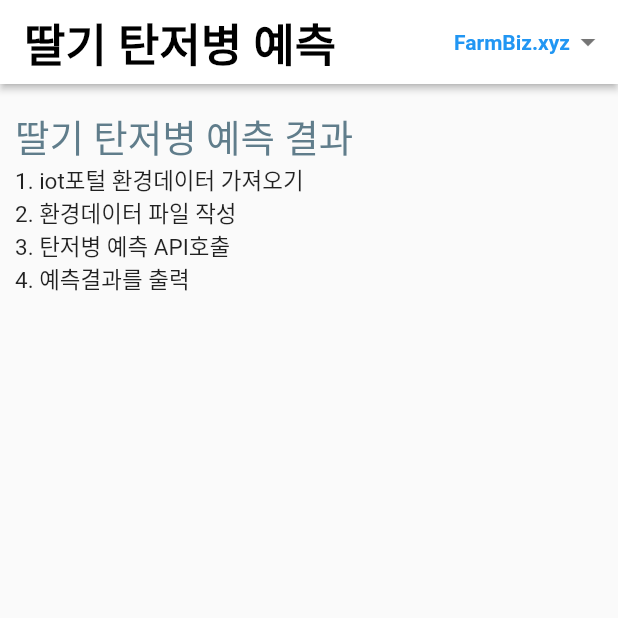
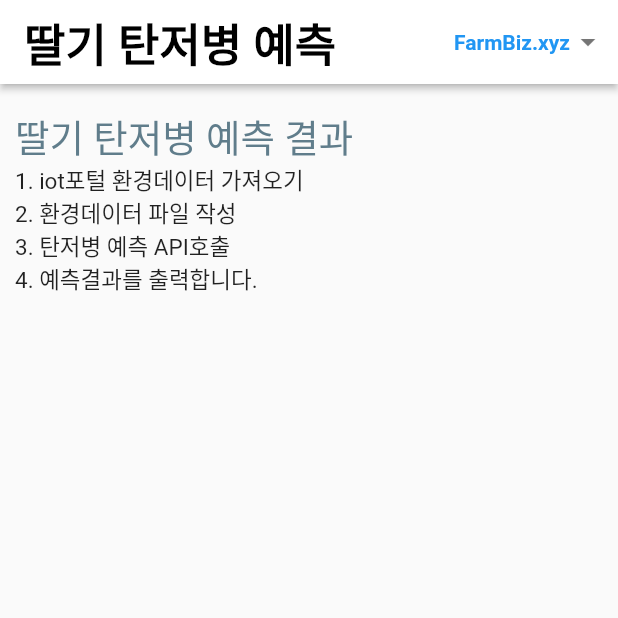
Before and after one commit to jeffreyshin/farmmon_flutter2, a Flutter app: the screen it shows after launch, on a phone screen of 412 x 824 dp, the top half of it. Run offline on Flutter 3.47's test engine with Material 2 defaults, Android fonts, the phone set to English and light mode, and no system bars.

Commit message:
Update main.dart

```diff
--- a/lib/main.dart
+++ b/lib/main.dart
@@ -81,7 +81,7 @@ class MyBody extends StatelessWidget {
             const Text('1. iot포털 환경데이터 가져오기', style: TextStyle(fontSize: 15),),
             const Text('2. 환경데이터 파일 작성', style: TextStyle(fontSize: 15),),
             const Text('3. 탄저병 예측 API호출', style: TextStyle(fontSize: 15),),
-            const Text('4. 예측결과를 출력', style: TextStyle(fontSize: 15),),
+            const Text('4. 예측결과를 출력합니다.', style: TextStyle(fontSize: 15),),
           ],
         )
     );
```
